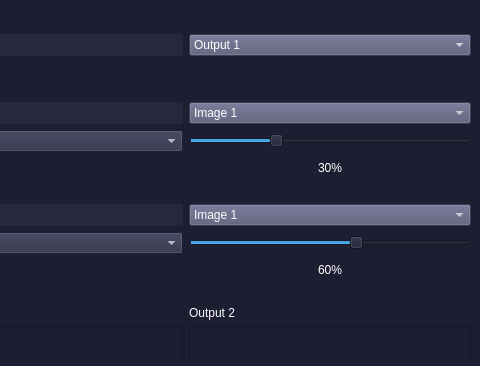
Above: FTMixer.ui from MostafaAbbas-git/DSP-Team17 before the change; both pictures show x 704 to 1184 and y 0 to 366 of the 1184 by 708 pixel window. Below: the same form after it.
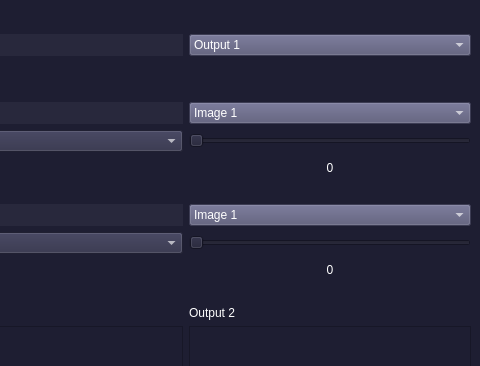
That is the form after the change. Custom widgets are drawn as their Qt base class.

Diff of the .ui file:
```diff
--- a/FTMixer.ui
+++ b/FTMixer.ui
@@ -295,7 +295,7 @@
          <number>100</number>
         </property>
         <property name="value">
-         <number>30</number>
+         <number>0</number>
         </property>
         <property name="orientation">
          <enum>Qt::Horizontal</enum>
@@ -308,7 +308,7 @@
          <number>100</number>
         </property>
         <property name="value">
-         <number>60</number>
+         <number>0</number>
         </property>
         <property name="orientation">
          <enum>Qt::Horizontal</enum>
@@ -417,7 +417,7 @@
          <string notr="true">color: rgb(255, 255, 255);</string>
         </property>
         <property name="text">
-         <string>30%</string>
+         <string>0</string>
         </property>
         <property name="alignment">
          <set>Qt::AlignCenter</set>
@@ -440,7 +440,7 @@
       <item row="20" column="1">
        <widget class="QLabel" name="label_2">
         <property name="text">
-         <string>60%</string>
+         <string>0</string>
         </property>
         <property name="alignment">
          <set>Qt::AlignCenter</set>
```
Left out of the diff: 25 changed lines with no effect on the pictures.
